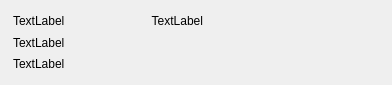
Before: the Qt Designer form src/gui/ui/transactionframe.ui in Pennykoin/PKGui, drawn with Qt 5.
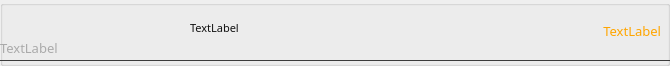
After: the same form once the commit is applied.

Commit message: better tx scroll

The edit to the form file:
```diff
--- a/src/gui/ui/transactionframe.ui
+++ b/src/gui/ui/transactionframe.ui
@@ -6,19 +6,19 @@
    <rect>
     <x>0</x>
     <y>0</y>
-    <width>392</width>
-    <height>85</height>
+    <width>670</width>
+    <height>66</height>
    </rect>
   </property>
   <property name="minimumSize">
    <size>
-    <width>0</width>
-    <height>64</height>
+    <width>670</width>
+    <height>60</height>
    </size>
   </property>
   <property name="maximumSize">
    <size>
-    <width>540</width>
+    <width>16777215</width>
     <height>100</height>
    </size>
   </property>
@@ -28,13 +28,16 @@
   <property name="autoFillBackground">
    <bool>true</bool>
   </property>
+  <property name="styleSheet">
+   <string notr="true">color: #ddd;</string>
+  </property>
   <property name="frameShape">
    <enum>QFrame::NoFrame</enum>
   </property>
   <property name="frameShadow">
    <enum>QFrame::Raised</enum>
   </property>
-  <layout class="QHBoxLayout" name="horizontalLayout_2" stretch="0,0,0">
+  <layout class="QHBoxLayout" name="horizontalLayout_2" stretch="0">
    <property name="leftMargin">
     <number>0</number>
    </property>
@@ -48,61 +51,104 @@
     <number>0</number>
    </property>
    <item>
+    <widget class="QGroupBox" name="groupBox">
+     <property name="minimumSize">
+      <size>
+       <width>670</width>
+       <height>60</height>
+      </size>
+     </property>
+     <property name="title">
+      <string/>
+     </property>
+     <widget class="QLabel" name="m_amountLabel">
+      <property name="geometry">
+       <rect>
+        <x>520</x>
+        <y>20</y>
+        <width>141</width>
+        <height>21</height>
+       </rect>
+      </property>
+      <property name="font">
+       <font>
+        <family>Poppins</family>
+        <pointsize>10</pointsize>
+        <weight>50</weight>
+        <bold>false</bold>
+       </font>
+      </property>
+      <property name="styleSheet">
+       <string notr="true">color: orange;</string>
+      </property>
+      <property name="text">
+       <string>TextLabel</string>
+      </property>
+      <property name="alignment">
+       <set>Qt::AlignRight|Qt::AlignTrailing|Qt::AlignVCenter</set>
+      </property>
+     </widget>
     <widget class="QLabel" name="m_iconLabel">
+      <property name="geometry">
+       <rect>
+        <x>0</x>
+        <y>0</y>
+        <width>18</width>
+        <height>18</height>
+       </rect>
+      </property>
+      <property name="maximumSize">
+       <size>
+        <width>18</width>
+        <height>18</height>
+       </size>
+      </property>
      <property name="text">
       <string/>
      </property>
-    </widget>
-   </item>
-   <item>
-    <layout class="QVBoxLayout" name="verticalLayout">
-     <property name="spacing">
-      <number>0</number>
-     </property>
-     <item>
-      <spacer name="verticalSpacer_2">
-       <property name="orientation">
-        <enum>Qt::Vertical</enum>
-       </property>
-       <property name="sizeType">
-        <enum>QSizePolicy::Fixed</enum>
-       </property>
-       <property name="sizeHint" stdset="0">
-        <size>
-         <width>20</width>
-         <height>10</height>
-        </size>
-       </property>
-      </spacer>
-     </item>
-     <item>
-      <layout class="QHBoxLayout" name="horizontalLayout" stretch="0,1">
-       <property name="spacing">
-        <number>20</number>
-       </property>
-       <item>
+      <property name="alignment">
+       <set>Qt::AlignRight|Qt::AlignTrailing|Qt::AlignVCenter</set>
+      </property>
+     </widget>
         <widget class="QLabel" name="m_timeLabel">
-         <property name="text">
-          <string>TextLabel</string>
-         </property>
-        </widget>
-       </item>
-       <item>
-        <widget class="QLabel" name="m_amountLabel">
+      <property name="geometry">
+       <rect>
+        <x>0</x>
+        <y>40</y>
+        <width>193</width>
+        <height>16</height>
+       </rect>
+      </property>
+      <property name="font">
+       <font>
+        <family>Poppins</family>
+        <pointsize>10</pointsize>
+       </font>
+      </property>
+      <property name="styleSheet">
+       <string notr="true">color: #aaa;</string>
+      </property>
          <property name="text">
           <string>TextLabel</string>
          </property>
-         <property name="alignment">
-          <set>Qt::AlignRight|Qt::AlignTrailing|Qt::AlignVCenter</set>
-         </property>
-        </widget>
-       </item>
-      </layout>
-     </item>
-     <item>
+     </widget>
       <widget class="QLabel" name="m_hashLabel">
+      <property name="geometry">
+       <rect>
+        <x>190</x>
+        <y>20</y>
+        <width>371</width>
+        <height>16</height>
+       </rect>
+      </property>
+      <property name="font">
+       <font>
+        <family>Poppins</family>
+        <pointsize>8</pointsize>
+       </font>
+      </property>
        <property name="styleSheet">
-        <string notr="true"/>
+       <string notr="true">color: #111;</string>
        </property>
        <property name="text">
         <string>TextLabel</string>
@@ -110,6 +156,9 @@
        <property name="alignment">
         <set>Qt::AlignLeading|Qt::AlignLeft|Qt::AlignVCenter</set>
        </property>
+      <property name="wordWrap">
+       <bool>false</bool>
+      </property>
        <property name="indent">
         <number>-1</number>
        </property>
@@ -117,44 +166,35 @@
         <set>Qt::NoTextInteraction</set>
        </property>
       </widget>
-     </item>
-     <item>
-      <widget class="QLabel" name="m_messageLabel">
-       <property name="text">
-        <string>TextLabel</string>
-       </property>
-      </widget>
-     </item>
-     <item>
-      <spacer name="verticalSpacer">
-       <property name="orientation">
-        <enum>Qt::Vertical</enum>
-       </property>
-       <property name="sizeType">
-        <enum>QSizePolicy::Fixed</enum>
-       </property>
-       <property name="sizeHint" stdset="0">
+     <widget class="Line" name="line">
+      <property name="geometry">
+       <rect>
+        <x>0</x>
+        <y>60</y>
+        <width>671</width>
+        <height>1</height>
+       </rect>
+      </property>
+      <property name="minimumSize">
+       <size>
+        <width>0</width>
+        <height>1</height>
+       </size>
+      </property>
+      <property name="maximumSize">
         <size>
-         <width>20</width>
-         <height>10</height>
-        </size>
-       </property>
-      </spacer>
-     </item>
-    </layout>
-   </item>
-   <item>
-    <spacer name="horizontalSpacer">
+        <width>16777215</width>
+        <height>1</height>
+       </size>
+      </property>
+      <property name="styleSheet">
+       <string notr="true">background-color: #333;</string>
+      </property>
      <property name="orientation">
       <enum>Qt::Horizontal</enum>
      </property>
-     <property name="sizeHint" stdset="0">
-      <size>
-       <width>40</width>
-       <height>20</height>
-      </size>
-     </property>
-    </spacer>
+     </widget>
+    </widget>
    </item>
   </layout>
  </widget>
```
Left out of the diff: 3 changed lines with no effect on the pictures. Lines whose indentation alone changed are shown as unchanged. The commit also changes 1 other file.
